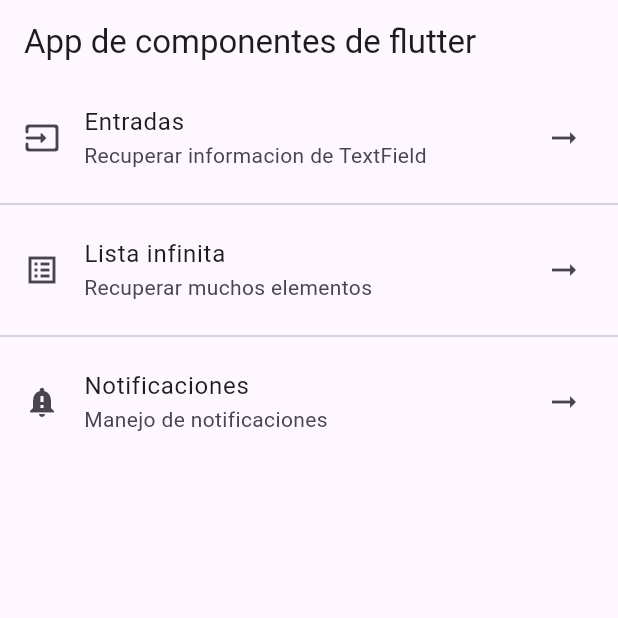
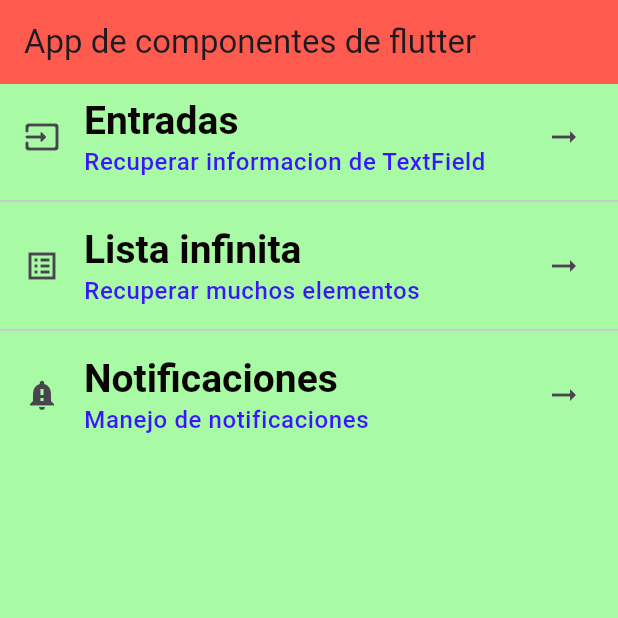
Before and after one commit to MiguelAngel0401/componenetes_flutter5a, a Flutter app: the screen it shows after launch, on a phone screen of 412 x 824 dp, the top half of it. Run offline on Flutter 3.47's test engine with Material 3 defaults, Android fonts, the phone set to English and light mode, and no system bars.

Commit message:
Creating a ThemeData for the app

```diff
--- a/lib/home_screen.dart
+++ b/lib/home_screen.dart
@@ -10,26 +10,40 @@
         title: const Text('App de componentes de flutter'),
       ),
       body: ListView(
-        children: const <Widget>[
+        children: <Widget>[
           ListTile(
-            title: Text('Entradas'),
-            subtitle: Text('Recuperar informacion de TextField'),
-            leading: Icon(Icons.input_rounded),
-            trailing: Icon(Icons.arrow_right_alt_outlined),
+            title: Text(
+              'Entradas',
+              style: Theme.of(context).textTheme.headlineLarge,
+            ),
+            subtitle: Text('Recuperar informacion de TextField',
+                style: Theme.of(context).textTheme.bodySmall),
+            leading: const Icon(Icons.input_rounded),
+            trailing: const Icon(Icons.arrow_right_alt_outlined),
           ),
-          Divider(),
+          const Divider(),
           ListTile(
-            title: Text('Lista infinita'),
-            subtitle: Text('Recuperar muchos elementos'),
-            leading: Icon(Icons.list_alt_sharp),
-            trailing: Icon(Icons.arrow_right_alt_outlined),
+            title: Text(
+              'Lista infinita',
+              style: Theme.of(context).textTheme.headlineLarge,
+            ),
+            subtitle: Text('Recuperar muchos elementos',
+                style: Theme.of(context).textTheme.bodySmall),
+            leading: const Icon(Icons.list_alt_sharp),
+            trailing: const Icon(Icons.arrow_right_alt_outlined),
           ),
-          Divider(),
+          const Divider(),
           ListTile(
-            title: Text('Notificaciones'),
-            subtitle: Text('Manejo de notificaciones'),
-            leading: Icon(Icons.notification_important),
-            trailing: Icon(Icons.arrow_right_alt_outlined),
+            title: Text(
+              'Notificaciones',
+              style: Theme.of(context).textTheme.headlineLarge,
+            ),
+            subtitle: Text(
+              'Manejo de notificaciones',
+              style: Theme.of(context).textTheme.bodySmall,
+            ),
+            leading: const Icon(Icons.notification_important),
+            trailing: const Icon(Icons.arrow_right_alt_outlined),
           ),
         ],
       ),
--- a/lib/main_app.dart
+++ b/lib/main_app.dart
@@ -6,9 +6,26 @@
 
   @override
   Widget build(BuildContext context) {
-    return const MaterialApp(
+    return MaterialApp(
       debugShowCheckedModeBanner: false,
-      home: HomeScreen(),
+      home: const HomeScreen(),
+      theme: ThemeData(
+        scaffoldBackgroundColor: const Color.fromARGB(255, 168, 250, 165),
+        appBarTheme: const AppBarTheme(color: Color.fromARGB(255, 255, 90, 78)),
+        textTheme: const TextTheme(
+          headlineLarge: TextStyle(
+            fontFamily: 'sans-serif',
+            fontSize: 26.0,
+            fontWeight: FontWeight.bold,
+            color: Color.fromARGB(255, 10, 4, 4),
+          ),
+          bodySmall: TextStyle(
+            fontSize: 16.0,
+            fontWeight: FontWeight.w500,
+            color: Color.fromARGB(255, 57, 22, 255),
+          ),
+        ),
+      ),
     );
   }
 }
```
